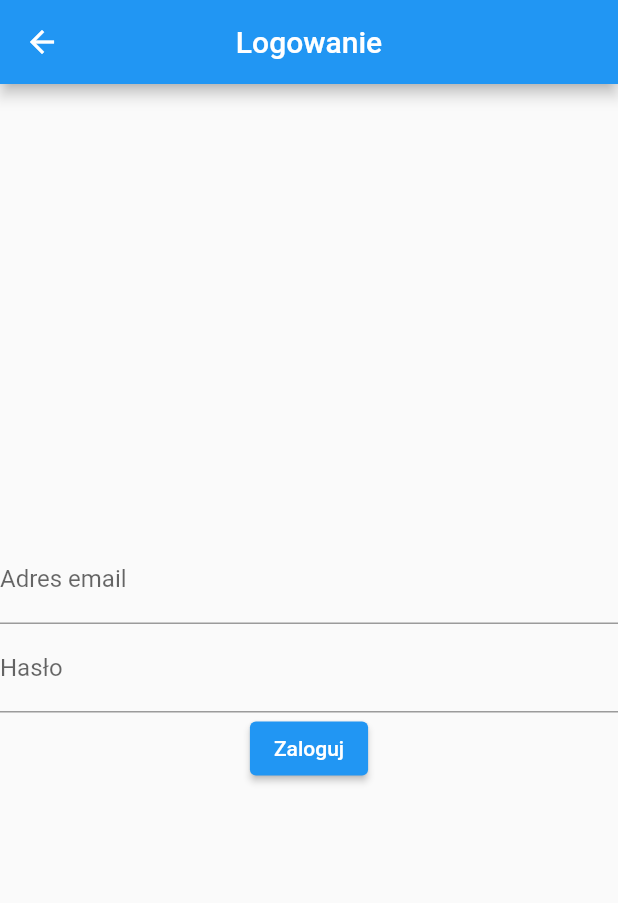
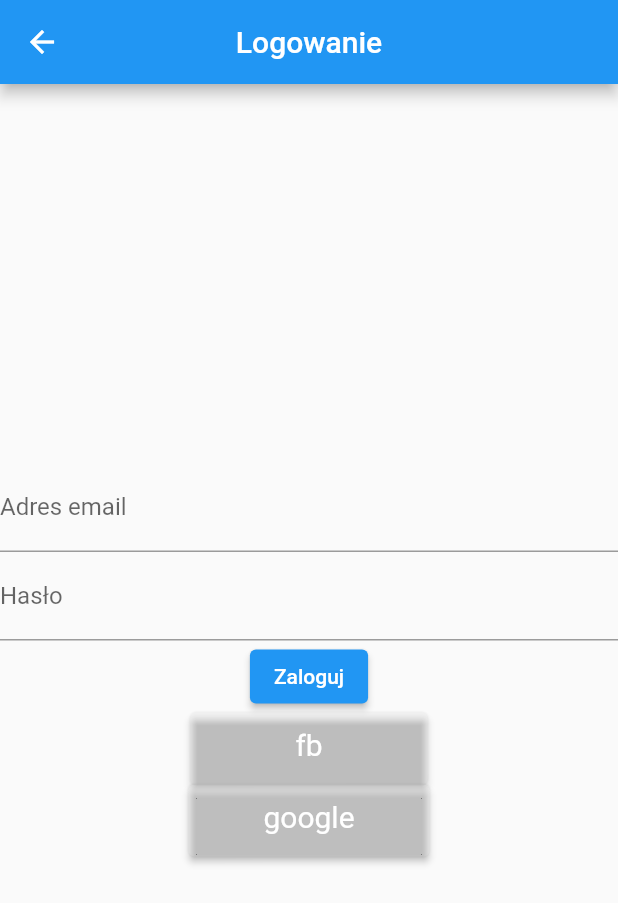
Before and after one commit to dar90/io-projekt-zespolowy, a Flutter app: the screen it shows after launch, after a tap on the "list" icon, on a phone screen of 412 x 824 dp. Shown: the top 903 px of the screen. Run offline on Flutter 3.47's test engine with Material 2 defaults, Android fonts, the phone set to English and light mode, and no system bars; our stand-ins replace firebase_auth, firebase_core, google_maps_flutter, google_sign_in; accounts and stored records are empty; network calls fail.

Commit message:
add fb and google login buttons

```diff
--- a/mobile/palive/lib/widgets/login_widget.dart
+++ b/mobile/palive/lib/widgets/login_widget.dart
@@ -55,7 +55,32 @@ class _LoginWidgetState extends State<LoginWidget> {
                   }
                 },
                 child: Text('Zaloguj')
-            )
+            ),
+            ElevatedButton(
+              style: ElevatedButton.styleFrom(
+                padding: const EdgeInsets.fromLTRB(70.0, 10.0 , 70.0, 15.0),
+                primary: Colors.white10,
+                textStyle: const TextStyle(fontSize: 20),
+              ),
+              onPressed: () {
+                print ("logowanie fb");
+              },
+              child: const Text('fb'),
+
+            ),
+            //],
+            ElevatedButton(
+              style: ElevatedButton.styleFrom(
+                padding: const EdgeInsets.fromLTRB(50.0, 10.0 , 50.0, 15.0),
+                primary: Colors.white12,
+                textStyle: const TextStyle(fontSize: 20),
+              ),
+              onPressed: () {
+                print ("logowanie google");
+              },
+              child: const Text('google'),
+
+            ),
           ],
         ),
       )
```
